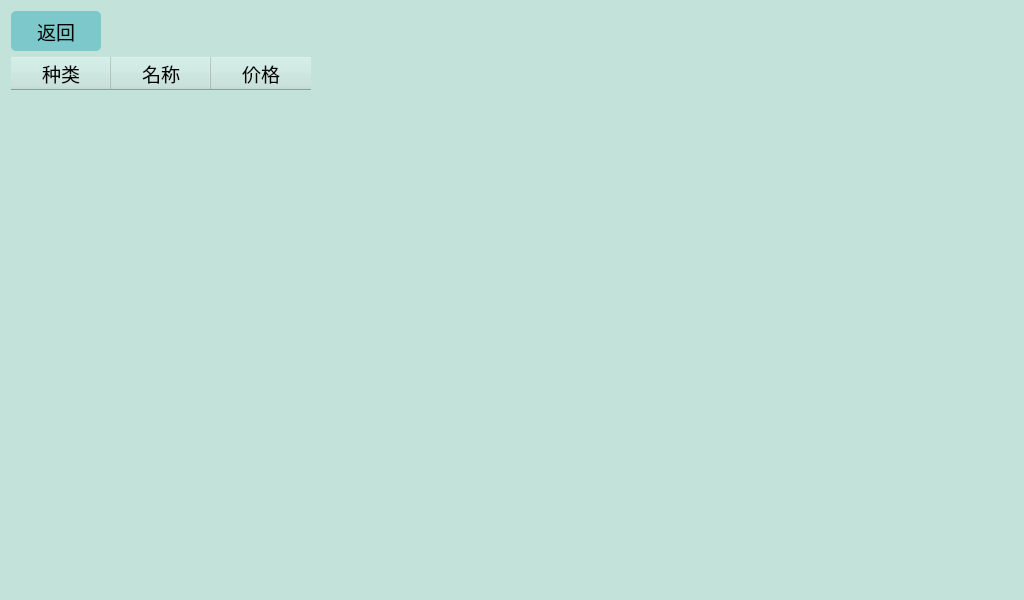
Qt form resources/kindWindow.ui (xmmxhxxl/bottle_recovery_project) before a commit.
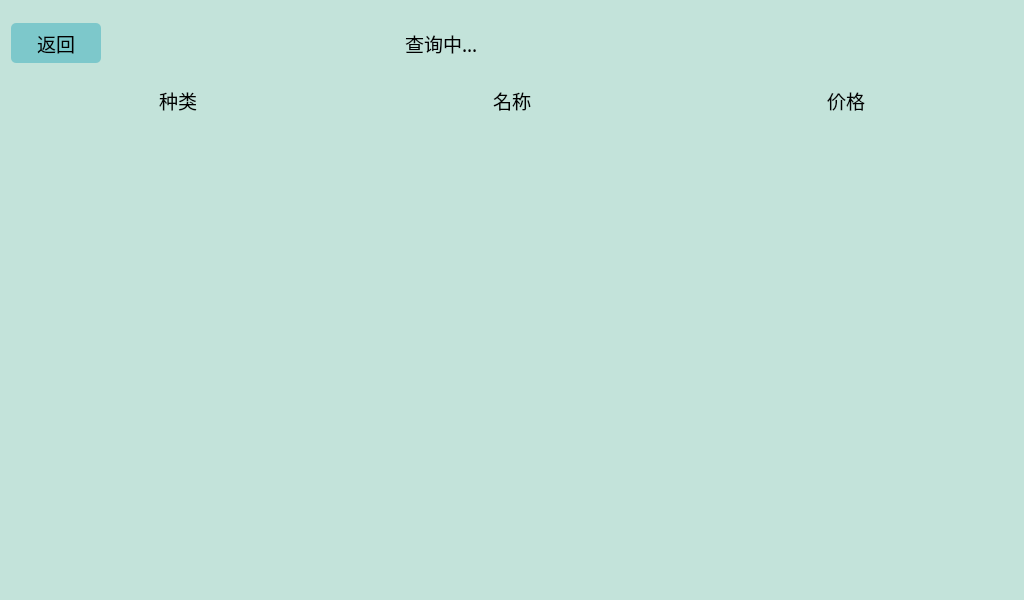
The same form after that commit. Icons and pictures are not drawn.

The edit to the form file:
```diff
--- a/resources/kindWindow.ui
+++ b/resources/kindWindow.ui
@@ -32,11 +32,12 @@
   <property name="styleSheet">
    <string notr="true">background-color:rgb(195, 227, 218)</string>
   </property>
-  <layout class="QVBoxLayout" name="verticalLayout_2">
+  <layout class="QVBoxLayout" name="verticalLayout_2" stretch="1,8">
+   <property name="spacing">
+    <number>0</number>
+   </property>
    <item>
-    <layout class="QVBoxLayout" name="verticalLayout" stretch="1,8">
-     <item>
-      <layout class="QHBoxLayout" name="horizontalLayout_2" stretch="1,5">
+    <layout class="QHBoxLayout" name="horizontalLayout_2" stretch="1,2,1,3">
        <item>
         <widget class="QPushButton" name="kind_back_but">
          <property name="sizePolicy">
@@ -73,18 +74,107 @@
          </property>
         </widget>
        </item>
+     <item>
+      <spacer name="horizontalSpacer">
+       <property name="orientation">
+        <enum>Qt::Horizontal</enum>
+       </property>
+       <property name="sizeType">
+        <enum>QSizePolicy::Minimum</enum>
+       </property>
+       <property name="sizeHint" stdset="0">
+        <size>
+         <width>300</width>
+         <height>20</height>
+        </size>
+       </property>
+      </spacer>
+     </item>
+     <item>
+      <widget class="QLabel" name="label">
+       <property name="font">
+        <font>
+         <family>幼圆</family>
+         <pointsize>14</pointsize>
+        </font>
+       </property>
+       <property name="text">
+        <string>查询中...</string>
+       </property>
+      </widget>
+     </item>
        <item>
         <spacer name="horizontalSpacer_2">
          <property name="orientation">
           <enum>Qt::Horizontal</enum>
          </property>
+       <property name="sizeType">
+        <enum>QSizePolicy::Minimum</enum>
+       </property>
          <property name="sizeHint" stdset="0">
           <size>
-           <width>40</width>
+         <width>400</width>
            <height>20</height>
           </size>
          </property>
         </spacer>
+     </item>
+    </layout>
+   </item>
+   <item>
+    <layout class="QVBoxLayout" name="verticalLayout" stretch="1,9">
+     <item>
+      <layout class="QHBoxLayout" name="horizontalLayout" stretch="1,1,1">
+       <property name="spacing">
+        <number>0</number>
+       </property>
+       <item>
+        <widget class="QLabel" name="kind_label">
+         <property name="font">
+          <font>
+           <family>幼圆</family>
+           <pointsize>14</pointsize>
+          </font>
+         </property>
+         <property name="text">
+          <string>种类</string>
+         </property>
+         <property name="alignment">
+          <set>Qt::AlignCenter</set>
+         </property>
+        </widget>
+       </item>
+       <item>
+        <widget class="QLabel" name="name_label">
+         <property name="font">
+          <font>
+           <family>幼圆</family>
+           <pointsize>14</pointsize>
+          </font>
+         </property>
+         <property name="text">
+          <string>名称</string>
+         </property>
+         <property name="alignment">
+          <set>Qt::AlignCenter</set>
+         </property>
+        </widget>
+       </item>
+       <item>
+        <widget class="QLabel" name="price_label">
+         <property name="font">
+          <font>
+           <family>幼圆</family>
+           <pointsize>14</pointsize>
+          </font>
+         </property>
+         <property name="text">
+          <string>价格</string>
+         </property>
+         <property name="alignment">
+          <set>Qt::AlignCenter</set>
+         </property>
+        </widget>
        </item>
       </layout>
      </item>
@@ -96,10 +186,25 @@
          <verstretch>0</verstretch>
         </sizepolicy>
        </property>
+       <property name="font">
+        <font>
+         <family>幼圆</family>
+         <pointsize>14</pointsize>
+        </font>
+       </property>
        <property name="styleSheet">
         <string notr="true">border-radius: 5px;
 </string>
        </property>
+       <attribute name="horizontalHeaderVisible">
+        <bool>false</bool>
+       </attribute>
+       <attribute name="horizontalHeaderCascadingSectionResizes">
+        <bool>false</bool>
+       </attribute>
+       <attribute name="horizontalHeaderHighlightSections">
+        <bool>true</bool>
+       </attribute>
        <column>
         <property name="text">
          <string>种类</string>
```
Left out of the diff: 4 changed lines with no effect on the pictures. Lines whose indentation alone changed are shown as unchanged.
